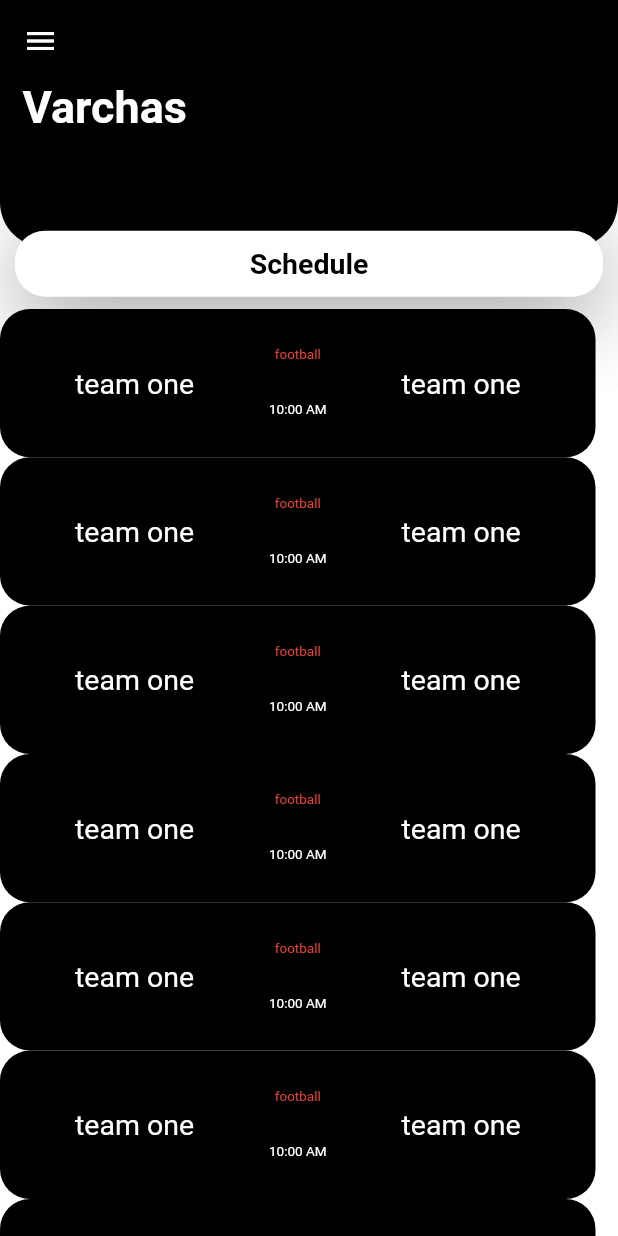
After one commit to devlup-labs/varchas-app, a Flutter app: the screen it shows after launch, on a phone screen of 412 x 824 dp. The commit adds this screen. Run offline on Flutter 3.47's test engine with Material 2 defaults, Android fonts, the phone set to English and light mode, and no system bars.

Commit message:
corrected name

```diff
--- a/lib/main.dart
+++ b/lib/main.dart
@@ -1,5 +1,5 @@
 import 'package:flutter/material.dart';
-import 'package:varchas_app/screens/scheduleScreen.dart';
+import 'package:varchas_app/screens/schedule_screen.dart';
 void main() {
   runApp(const MyApp());
 }
@@ -13,7 +13,7 @@ class MyApp extends StatelessWidget {
     return const MaterialApp(
       title: 'Varchas',
 
-      home: scheduleScreen(),
+      home: ScheduleScreen(),
     );
   }
 }
--- /dev/null
+++ b/lib/screens/schedule_screen.dart
@@ -0,0 +1,40 @@
+import 'package:flutter/material.dart';
+import 'package:varchas_app/widgets.dart';
+
+class ScheduleScreen extends StatelessWidget {
+  const ScheduleScreen({Key? key}) : super(key: key);
+
+  @override
+  Widget build(BuildContext context) {
+    Size data = MediaQuery.of(context).size;
+    return Scaffold(
+      backgroundColor: Colors.white54,
+      body: SafeArea(
+        child: Column(
+          mainAxisAlignment: MainAxisAlignment.start,
+          crossAxisAlignment: CrossAxisAlignment.center,
+          children: [
+            Header(size: data),
+            SizedBox(height: data.height*0.01,),
+            Expanded(
+              child: ListView(
+                scrollDirection: Axis.vertical,
+                children: [
+                  TeamCard(teamTwoName: "team two", teamOneName: "team one", size: data, sportName: "football", time: "10:00 AM"),
+                  TeamCard(teamTwoName: "team two", teamOneName: "team one", size: data, sportName: "football", time: "10:00 AM"),
+                  TeamCard(teamTwoName: "team two", teamOneName: "team one", size: data, sportName: "football", time: "10:00 AM"),
+                  TeamCard(teamTwoName: "team two", teamOneName: "team one", size: data, sportName: "football", time: "10:00 AM"),
+                  TeamCard(teamTwoName: "team two", teamOneName: "team one", size: data, sportName: "football", time: "10:00 AM"),
+                  TeamCard(teamTwoName: "team two", teamOneName: "team one", size: data, sportName: "football", time: "10:00 AM"),
+                  TeamCard(teamTwoName: "team two", teamOneName: "team one", size: data, sportName: "football", time: "10:00 AM"),
+                  TeamCard(teamTwoName: "team two", teamOneName: "team one", size: data, sportName: "football", time: "10:00 AM"),
+
+                ],
+              ),
+            ),
+          ],
+        ),
+      ),
+    );
+  }
+}
--- a/lib/widgets.dart
+++ b/lib/widgets.dart
@@ -66,13 +66,13 @@ class Header extends StatelessWidget {
   }
 }
 
-class DepartmentCard extends StatelessWidget {
+class TeamCard extends StatelessWidget {
   final String teamOneName;
   final String teamTwoName;
   final String sportName;
   final String time;
   final Size size;
-  const DepartmentCard({Key? key,required this.teamTwoName,required this.teamOneName,required this.size,required this.sportName,required this.time}) : super(key: key);
+  const TeamCard({Key? key,required this.teamTwoName,required this.teamOneName,required this.size,required this.sportName,required this.time}) : super(key: key);
 
   @override
   Widget build(BuildContext context) {
```
Also changed, not shown: lib/screens/scheduleScreen.dart (deleted, +0 -39 lines).
